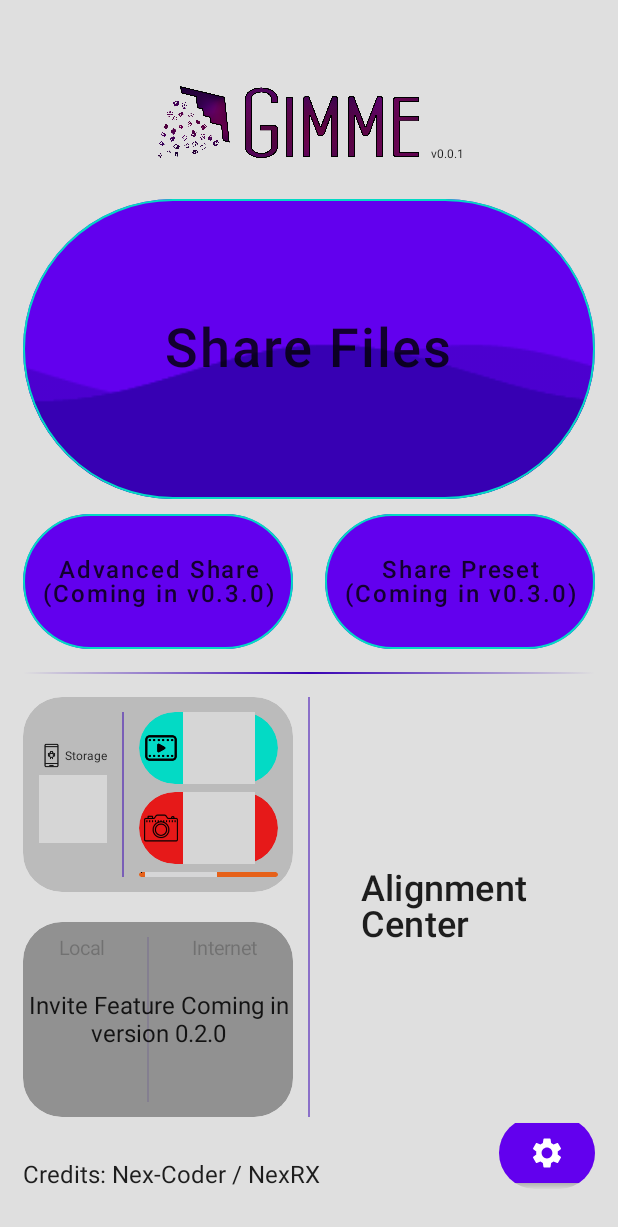
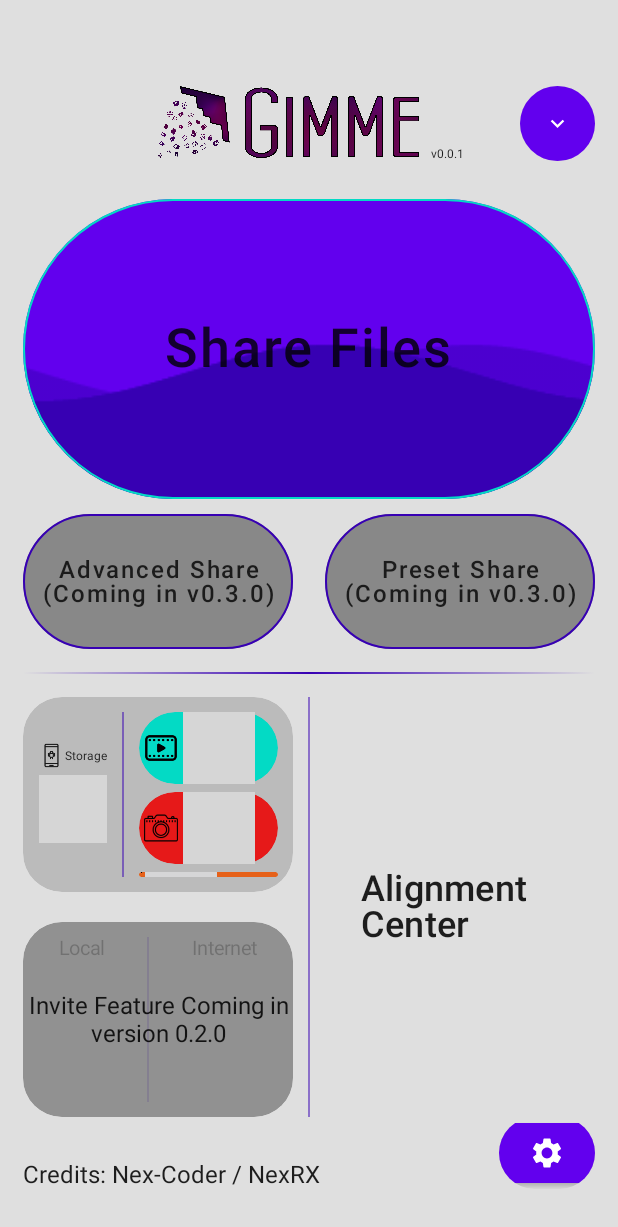
Before and after one commit to Nex-Coder/Gimme, an Android app built with Jetpack Compose: the composable HomeScreen shown on its own in the app's theme, on a phone screen of 412 x 824 dp. Shown: the top 1227 px of the screen. Run offline under Robolectric (Android 15) with nearby library versions, the light colour scheme and no system bars; libraries missing offline, so code that uses them is left out: com.ramcosta.composedestinations; 7 statements that could not run were skipped; grey boxes are pictures that could not be loaded.

Commit message:
Added a new button for receiving

```diff
--- a/app/src/main/java/co/uk/nexhub/gimme/ui/screens/HomeScreen.kt
+++ b/app/src/main/java/co/uk/nexhub/gimme/ui/screens/HomeScreen.kt
@@ -3,9 +3,11 @@ package co.uk.nexhub.gimme.ui.screens
 import androidx.compose.foundation.*
 import androidx.compose.foundation.layout.*
 import androidx.compose.foundation.lazy.LazyColumn
+import androidx.compose.foundation.shape.CircleShape
 import androidx.compose.foundation.shape.RoundedCornerShape
 import androidx.compose.material.*
 import androidx.compose.material.icons.Icons
+import androidx.compose.material.icons.filled.KeyboardArrowDown
 import androidx.compose.material.icons.filled.Settings
 import androidx.compose.runtime.*
 import androidx.compose.runtime.saveable.rememberSaveable
@@ -37,7 +39,7 @@ fun HomeScreen(navController: NavController) {
     }
 
     //val scrollState = rememberScrollState()
-
+    // Create Icon with Download arrow and Radar Icon overlapping. Maybe add temp button/tool tip saying "Receive Files"
     Column(
         verticalArrangement = Arrangement.Center,
         horizontalAlignment = Alignment.CenterHorizontally,
@@ -48,6 +50,7 @@ fun HomeScreen(navController: NavController) {
     ) {
         Spacer(modifier = Modifier.height(25.dp))
 
+        Box(Modifier.fillMaxWidth(), contentAlignment = Alignment.Center) {
             Row(
                 Modifier
                     .fillMaxWidth(0.75f)
@@ -61,6 +64,18 @@ fun HomeScreen(navController: NavController) {
                 val version = BuildConfig.VERSION_NAME
                 Column(Modifier.fillMaxHeight(), horizontalAlignment = Alignment.Start, verticalArrangement = Arrangement.Bottom) {
                     Text("  v$version", fontSize = 8.sp)
+                }
+            }
+            Row(Modifier.fillMaxWidth(),
+                verticalAlignment = Alignment.Bottom,
+                horizontalArrangement = Arrangement.SpaceBetween) {
+                Spacer(Modifier.width(1.dp))
+
+                Button(
+                    modifier = Modifier.clip(RoundedCornerShape(50.dp)).width(50.dp).height(50.dp),
+                    onClick = { /*TODO*/ }) { // ToDo add border and that custom icon we thought up
+                    Icon(Icons.Default.KeyboardArrowDown, contentDescription = "Settings Icon")
+                }
             }
         }
 
@@ -90,11 +105,13 @@ fun HomeScreen(navController: NavController) {
 
         Spacer(modifier = Modifier.height(10.dp))
 
-        val rbColors = ButtonDefaults.buttonColors(backgroundColor = MaterialTheme.colors.primary)
-        val rbBorder = BorderStroke(1.dp, MaterialTheme.colors.secondary)
+        val rbColors = ButtonDefaults.buttonColors(backgroundColor = Color.Gray)
+        val rbBorder = BorderStroke(1.dp, MaterialTheme.colors.primaryVariant)
         val rbShape = RoundedCornerShape(60)
         val rbContentPadding = PaddingValues(0.dp)
-        val rbModifier = Modifier.width(180.dp).height(90.dp)
+        val rbModifier = Modifier
+            .width(180.dp)
+            .height(90.dp)
 
         Row(
             modifier = Modifier
@@ -111,10 +128,7 @@ fun HomeScreen(navController: NavController) {
                     navController.navigateTo(ParamTestScreenDestination(arg = NavigatingStandardData(args = listOf(text)))) {
                         launchSingleTop = true
                     }}) {
-                Box(Modifier.fillMaxSize(), contentAlignment = Alignment.Center) {
-                    //Image(painterResource(id = co.uk.nexhub.gimme.R.drawable.logo_alt), "Logo alternative")
                 Text("Advanced Share (Coming in v0.3.0)", fontSize = 16.sp, color = MaterialTheme.colors.onBackground.copy(alpha = 0.8f), textAlign = TextAlign.Center)
-                }
             }
 
             OutlinedButton(colors = rbColors,
@@ -126,10 +140,7 @@ fun HomeScreen(navController: NavController) {
                     navController.navigateTo(ParamTestScreenDestination(arg = NavigatingStandardData(args = listOf(text)))) {
                         launchSingleTop = true
                     }}) {
-                Box(Modifier.fillMaxSize(), contentAlignment = Alignment.Center) {
-                    //Image(painterResource(id = co.uk.nexhub.gimme.R.drawable.logo_alt), "Logo alternative")
-                    Text("Share Preset (Coming in v0.3.0)", fontSize = 16.sp, color = MaterialTheme.colors.onBackground.copy(alpha = 0.8f), textAlign = TextAlign.Center)
-                }
+                Text("Preset Share (Coming in v0.3.0)", fontSize = 16.sp, color = MaterialTheme.colors.onBackground.copy(alpha = 0.8f), textAlign = TextAlign.Center)
             }
         }
 
```
Lines whose indentation alone changed are shown as unchanged.
